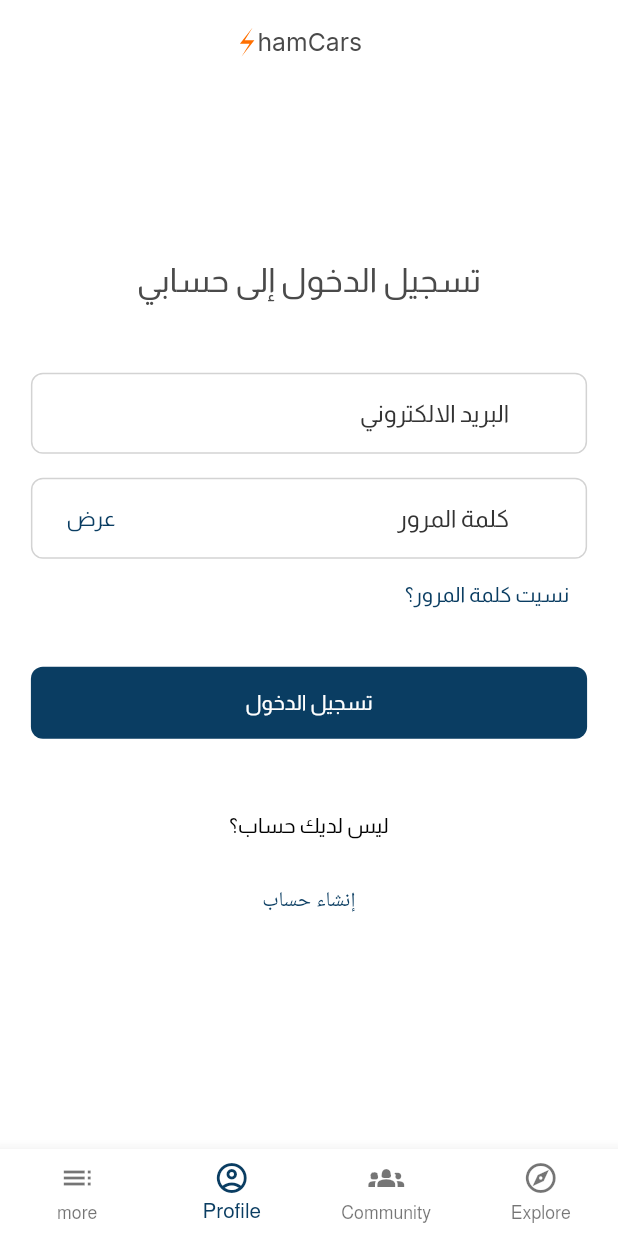
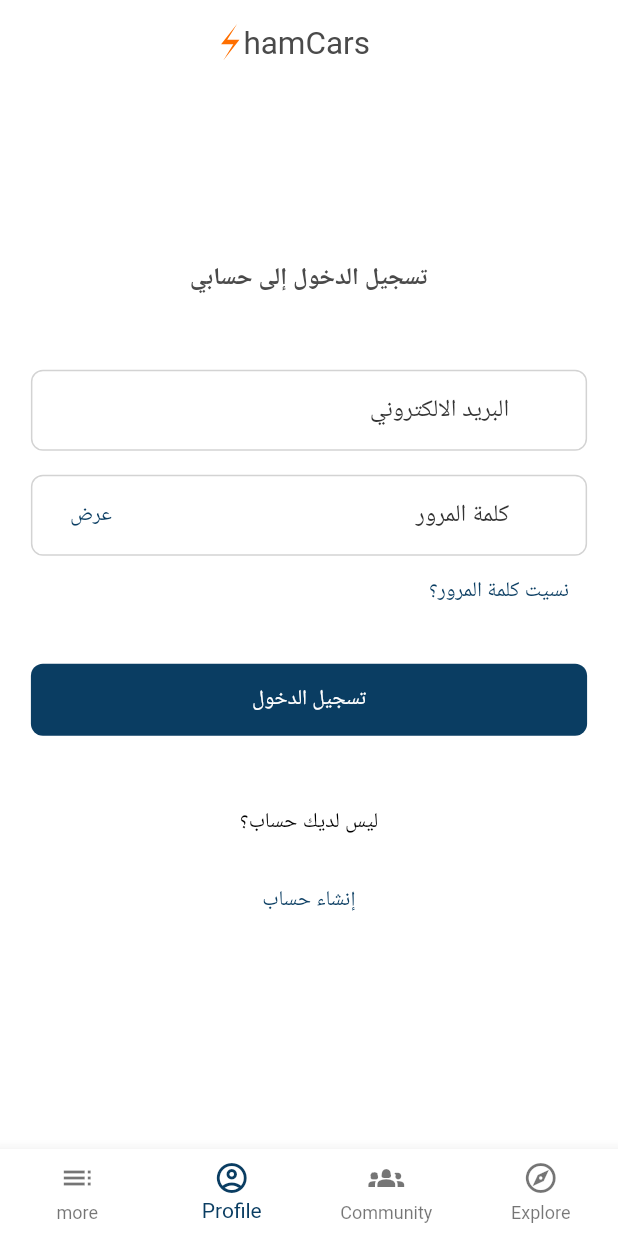
Before and after one commit to DMouayad/sham_cars_flutter, a Flutter app: the screen it shows after launch, item 3 of the bottom bar chosen, on a phone screen of 412 x 824 dp. Run offline on Flutter 3.47's test engine with Material 3 defaults, Android fonts, the phone set to English and light mode, and no system bars; our stand-ins replace equatable, extended_masked_text, faker, flutter_bloc, flutter_secure_storage, flutter_svg and 7 more; missing offline and left inert: cronet_http, fetch_client; accounts and stored records are empty; Roboto replaces fonts that are missing (Tajawal); statements that could not run were skipped.

Commit message:
feat: change font families

```diff
--- a/lib/app.dart
+++ b/lib/app.dart
@@ -3,6 +3,7 @@ import 'package:flutter/material.dart';
 import 'package:flutter_bloc/flutter_bloc.dart';
 import 'package:get_it/get_it.dart';
 import 'package:go_router/go_router.dart';
+import 'package:google_fonts/google_fonts.dart';
 
 import 'package:sham_cars/features/auth/auth_notifier.dart';
 import 'package:sham_cars/features/search/cubit/search_cubit.dart';
@@ -12,6 +13,7 @@ import 'package:sham_cars/features/theme/theme_cubit.dart';
 import 'package:sham_cars/l10n/app_localizations.dart';
 import 'package:sham_cars/router/redirect_helper.dart';
 import 'package:sham_cars/router/routes.dart';
+import 'package:sham_cars/utils/utils.dart';
 import 'package:sham_cars/widgets/page_loader.dart';
 
 class MainApp extends StatelessWidget {
@@ -54,39 +56,22 @@ class MainAppView extends StatelessWidget {
               routerConfig: context.read<GoRouter>(),
               themeMode: themeMode,
               locale: localeState.locale,
-              theme: AppTheme.lightThemeData.copyWith(
-                textTheme: localeState.isArabic
-                    ? AppTheme.applyLetterSpacing(
-                        AppTheme.lightThemeData.textTheme.apply(
-                          fontFamily: 'almarai',
-                        ),
-                        0.0,
-                      )
-                    : AppTheme.lightThemeData.textTheme.apply(
-                        fontFamily: 'inter',
-                      ),
-              ),
-              darkTheme: AppTheme.darkThemeData.copyWith(
-                textTheme: localeState.isArabic
-                    ? AppTheme.applyLetterSpacing(
-                        AppTheme.darkThemeData.textTheme.apply(
-                          fontFamily: 'almarai',
-                        ),
-                        0.0,
-                      )
-                    : AppTheme.darkThemeData.textTheme.apply(
-                        fontFamily: 'inter',
-                      ),
-              ),
+              theme: AppTheme.lightThemeData,
+              darkTheme: AppTheme.darkThemeData,
               debugShowCheckedModeBanner: false,
               localizationsDelegates: AppLocalizations.localizationsDelegates,
               supportedLocales: AppLocalizations.supportedLocales,
               builder: (context, child) {
-                return Directionality(
-                  textDirection: localeState.isArabic
-                      ? TextDirection.rtl
-                      : TextDirection.ltr,
-                  child: PageLoader(child: child!),
+                return Theme(
+                  data: context.theme.copyWith(
+                    textTheme: _getTextTheme(context),
+                  ),
+                  child: Directionality(
+                    textDirection: localeState.isArabic
+                        ? TextDirection.rtl
+                        : TextDirection.ltr,
+                    child: PageLoader(child: child!),
+                  ),
                 );
               },
             );
@@ -95,4 +80,13 @@ class MainAppView extends StatelessWidget {
       },
     );
   }
+
+  TextTheme _getTextTheme(BuildContext context) {
+    return context.isArabicLocale
+        ? AppTheme.applyLetterSpacing(
+            GoogleFonts.tajawalTextTheme(AppTheme.lightThemeData.textTheme),
+            0.0,
+          )
+        : GoogleFonts.spaceGroteskTextTheme();
+  }
 }
--- a/lib/features/login/login_screen.dart
+++ b/lib/features/login/login_screen.dart
@@ -75,8 +75,9 @@ class LoginForm extends StatelessWidget {
                 Center(
                   child: Text(
                     context.l10n.loginScreenSubtitle,
-                    style: context.textTheme.titleLarge?.copyWith(
+                    style: context.textTheme.titleMedium?.copyWith(
                       color: context.colorScheme.secondary,
+                      fontWeight: FontWeight.bold,
                     ),
                   ),
                 ),
--- a/lib/widgets/app_name.dart
+++ b/lib/widgets/app_name.dart
@@ -1,5 +1,6 @@
 import 'package:flutter/material.dart';
 import 'package:flutter_svg/flutter_svg.dart';
+import 'package:google_fonts/google_fonts.dart';
 import 'package:sham_cars/utils/utils.dart';
 
 class AppName extends StatelessWidget {
@@ -11,10 +12,12 @@ class AppName extends StatelessWidget {
       textDirection: TextDirection.ltr,
       child: DefaultTextStyle(
         textAlign: TextAlign.center,
-        style: TextStyle(fontFamily: 'inter', fontWeight: FontWeight.bold),
+        style: GoogleFonts.spaceGrotesk(
+          // fontFamily: 'SpaceGrotesk',
+          // fontWeight: FontWeight.bold,
+        ),
         child: SvgPicture.asset(
           'assets/images/app-name.svg',
-          // height: 40,
           theme: SvgTheme(currentColor: color ?? context.colorScheme.secondary),
         ),
       ),
--- a/lib/widgets/scaffold_with_navbar.dart
+++ b/lib/widgets/scaffold_with_navbar.dart
@@ -24,7 +24,6 @@ class ScaffoldWithNavBar extends StatelessWidget {
       Scaffold.of(context).openEndDrawer();
     } else {
       // Navigate to the selected branch
-      // GoRouter ensures the correct navigation state is restored
       navigationShell.goBranch(
         index,
         // Display the initial location when navigating to a new branch
@@ -41,11 +40,10 @@ class ScaffoldWithNavBar extends StatelessWidget {
         surfaceTintColor: context.colorScheme.surface,
         automaticallyImplyLeading: false,
         automaticallyImplyActions: false,
-        title: const SizedBox(width: 110, child: AppName()),
+        title: const SizedBox(width: 140, child: AppName()),
         centerTitle: true,
       ),
       body: navigationShell, // The current active branch's content
-      // drawer: context.isRTL ? const CustomDrawer() : null,
       endDrawer: const CustomDrawer(),
       bottomNavigationBar: Builder(
         // use a `Builder` to be able to call [Scaffold.of(context)]
```
Also changed, not shown: pubspec.yaml (+48 -49 lines), assets/images/app-name.svg, pubspec.lock, 2 other files.
